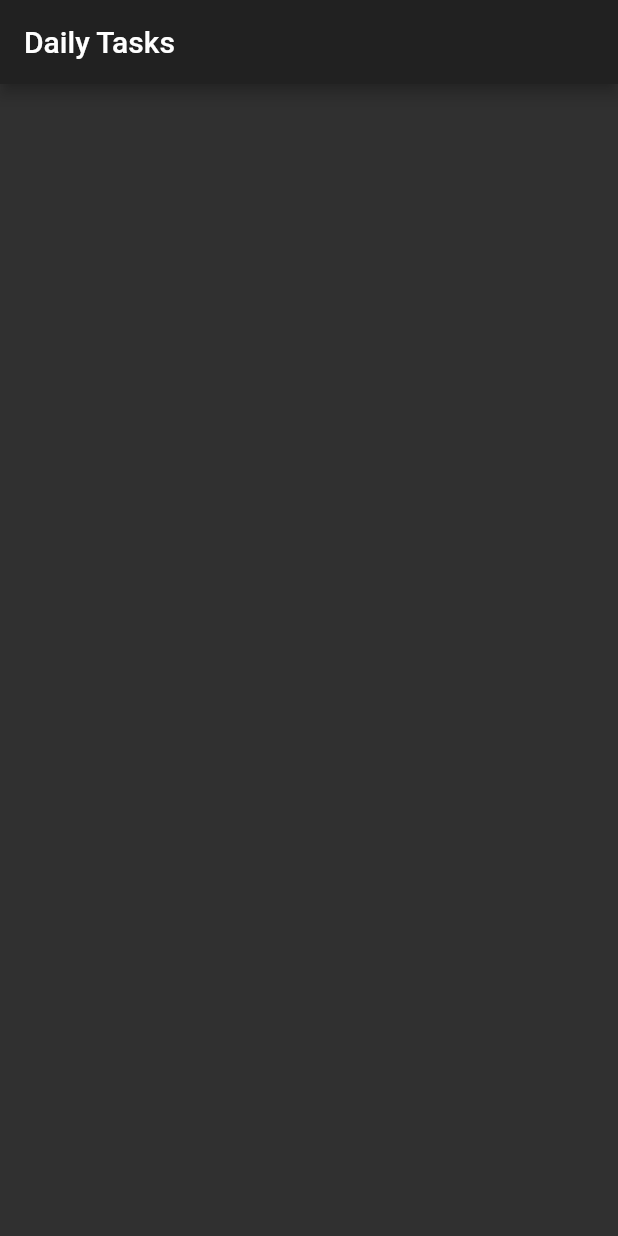
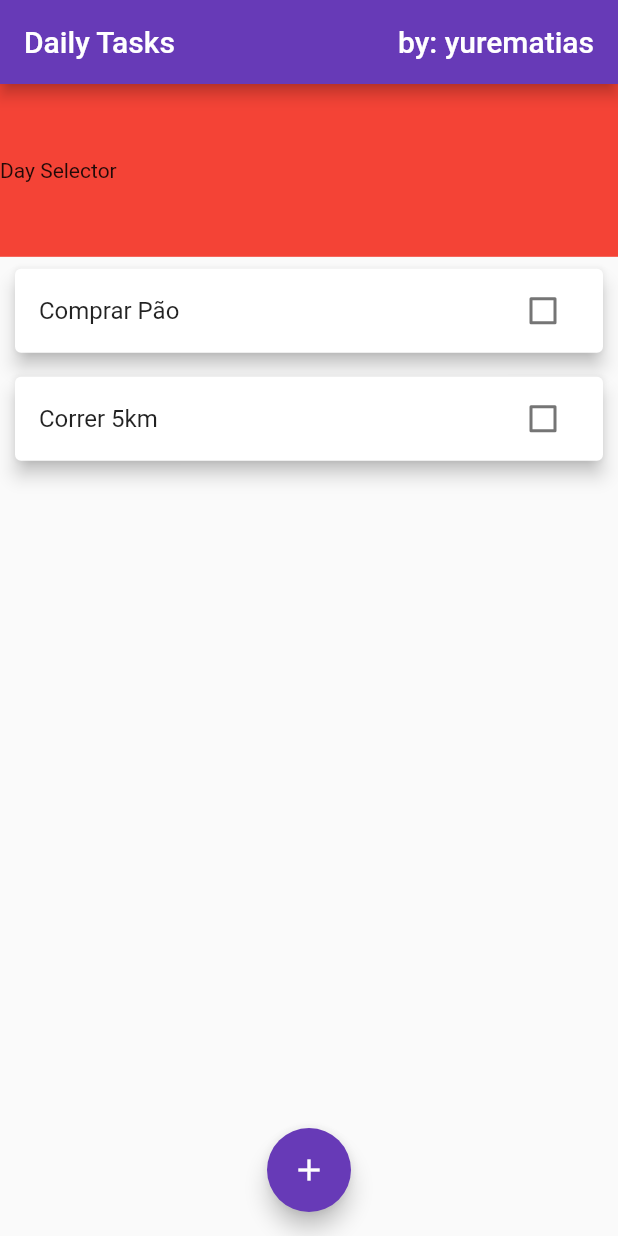
Before and after one commit to yuredev/daily-tasks-app, a Flutter app: the screen it shows after launch, on a phone screen of 412 x 824 dp. Run offline on Flutter 3.47's test engine with Material 2 defaults, Android fonts, the phone set to English and light mode, and no system bars.

Commit message:
first commit

```diff
--- a/lib/app.dart
+++ b/lib/app.dart
@@ -7,7 +7,9 @@ class App extends StatelessWidget {
   Widget build(BuildContext context) {
     return MaterialApp(
       home: HomePage(),
-      theme: ThemeData.dark()
+      theme: ThemeData(
+        primarySwatch: Colors.deepPurple,
+      ),
     );
   }
 }
--- /dev/null
+++ b/lib/models/task.dart
@@ -0,0 +1,17 @@
+import 'package:flutter/foundation.dart';
+
+class Task {
+  String title;
+  bool wasFinished;
+  String description;
+  DateTime date;
+  String id;
+
+  Task({
+    @required this.id,
+    @required this.title,
+    @required this.date,
+    this.description,
+    this.wasFinished,
+  });
+}
--- /dev/null
+++ b/lib/utils.dart
@@ -0,0 +1,7 @@
+class Utils {
+  static bool compareDates(DateTime date1, DateTime date2) {
+    return date1.day == date2.day &&
+        date1.month == date2.month &&
+        date1.year == date2.year;
+  }
+}
--- /dev/null
+++ b/lib/widgets/adaptative/adaptative_app_bar.dart
@@ -0,0 +1,42 @@
+import 'package:flutter/material.dart';
+import 'package:flutter/cupertino.dart';
+import 'dart:io';
+
+class AdaptativeAppBar extends StatelessWidget implements PreferredSizeWidget {
+  final Widget title;
+  final List<Widget> actions;
+
+  AdaptativeAppBar({
+    this.title,
+    this.actions,
+  });
+
+  @override
+  PreferredSizeWidget build(BuildContext context) {
+    final appPresentation = Row(
+      mainAxisAlignment: MainAxisAlignment.spaceBetween,
+      children: [
+        Text('Daily Tasks'),
+        Text('by: yurematias'),
+      ],
+    );
+    final PreferredSizeWidget appBar = Platform.isAndroid
+        ? AppBar(
+            backgroundColor: Theme.of(context).primaryColor,
+            title: appPresentation,
+            actions: this.actions != null ? this.actions : [],
+          )
+        : CupertinoNavigationBar(
+            middle: appPresentation,
+            trailing: Row(
+              mainAxisSize: MainAxisSize.min,
+              children: this.actions != null ? this.actions : [],
+            ),
+          );
+
+    return appBar;
+  }
+
+  @override
+  Size get preferredSize => Size.fromHeight(kToolbarHeight);
+}
--- /dev/null
+++ b/lib/widgets/adaptative/adaptative_text_field.dart
@@ -0,0 +1,33 @@
+import 'package:flutter/material.dart';
+import 'package:flutter/cupertino.dart';
+import 'dart:io';
+
+class AdaptativeTextField extends StatelessWidget {
+
+  final String fieldName;
+  final TextEditingController controller;
+  final TextInputType textInputType;
+  final void Function() onSubmit;
+
+  AdaptativeTextField({
+    @required this.fieldName,
+    @required this.controller,
+    this.textInputType,
+    this.onSubmit,
+  });
+
+  @override
+  Widget build(BuildContext context) {
+    return Platform.isAndroid ? TextField(
+      controller: this.controller,
+      keyboardType: this.textInputType,
+      decoration: InputDecoration(
+        labelText: this.fieldName,
+      ),
+    ) : CupertinoTextField(
+      controller: this.controller,
+      placeholder: this.fieldName,
+      keyboardType: this.textInputType,
+    );
+  }
+}
--- /dev/null
+++ b/lib/widgets/day_selector.dart
@@ -0,0 +1,15 @@
+import 'package:flutter/material.dart';
+
+class DaySelector extends StatelessWidget {
+  @override
+  Widget build(BuildContext context) {
+    return Container(
+      color: Colors.red,
+      child: Row(
+        children: [
+          Text('Day Selector'),
+        ],
+      ),
+    );
+  }
+}
--- /dev/null
+++ b/lib/widgets/day_task_widget.dart
@@ -0,0 +1,30 @@
+import 'package:daily_tasks_app/models/task.dart';
+import 'package:flutter/material.dart';
+
+class DayTaskWidget extends StatelessWidget {
+  final Task task;
+  final void Function(Task, bool) onTaskCheck;
+
+  DayTaskWidget({
+    this.task,
+    this.onTaskCheck,
+  });
+
+  @override
+  Widget build(BuildContext context) {
+    return Card(
+      margin: EdgeInsets.symmetric(
+        horizontal: 10,
+        vertical: 8,
+      ),
+      elevation: 5,
+      child: ListTile(
+        title: Text(task.title),
+        trailing: Checkbox(
+          value: task.wasFinished,
+          onChanged: (newBool) => onTaskCheck(task, newBool),
+        ),
+      ),
+    );
+  }
+}
--- /dev/null
+++ b/lib/widgets/day_tasks.dart
@@ -0,0 +1,24 @@
+import 'package:daily_tasks_app/models/task.dart';
+import 'package:daily_tasks_app/widgets/day_task_widget.dart';
+import 'package:flutter/material.dart';
+
+class DayTasks extends StatelessWidget {
+  final List<Task> dayTasks;
+  final void Function(Task, bool) onTaskCheck;
+
+  DayTasks({
+    this.dayTasks,
+    this.onTaskCheck,
+  });
+
+  @override
+  Widget build(BuildContext context) {
+    return ListView.builder(
+      itemCount: this.dayTasks.length,
+      itemBuilder: (ctx, index) => DayTaskWidget(
+        task: this.dayTasks[index],
+        onTaskCheck: onTaskCheck,
+      ),
+    );
+  }
+}
--- a/lib/widgets/home_page.dart
+++ b/lib/widgets/home_page.dart
@@ -1,6 +1,13 @@
+import 'package:daily_tasks_app/widgets/adaptative/adaptative_app_bar.dart';
+import 'package:daily_tasks_app/widgets/day_selector.dart';
+import 'package:daily_tasks_app/widgets/tasks_form.dart';
 import 'package:flutter/cupertino.dart';
 import 'package:flutter/material.dart';
 import 'dart:io';
+import 'dart:math';
+import '../models/task.dart';
+import 'day_tasks.dart';
+import '../utils.dart';
 
 class HomePage extends StatefulWidget {
   @override
@@ -10,15 +17,96 @@ class HomePage extends StatefulWidget {
 }
 
 class _HomePageState extends State<HomePage> {
+  final List<Task> _allTasks = [
+    Task(
+      title: 'Comprar Pão',
+      id: Random().nextDouble().toString(),
+      description: 'Comprar pão na padaria de fulano',
+      wasFinished: false,
+      date: DateTime.now(),
+    ),
+    Task(
+      title: 'Correr 5km',
+      id: Random().nextDouble().toString(),
+      description: 'Correr feito um condenado',
+      wasFinished: false,
+      date: DateTime.now(),
+    ),
+    Task(
+      title: 'Estudar Flutter',
+      id: Random().nextDouble().toString(),
+      description: 'Estudar 2 horas de Flutter',
+      wasFinished: false,
+      date: DateTime.now().add(
+        Duration(days: 3),
+      ),
+    ),
+    Task(
+      title: 'Ir para academia',
+      id: Random().nextDouble().toString(),
+      description: 'Treinar dorsal e bíceps',
+      wasFinished: false,
+      date: DateTime.now().add(
+        Duration(days: 2),
+      ),
+    ),
+  ];
+
+  DateTime _selectedDate = DateTime.now();
+
+  void setTaskFinishedStatus(Task task, bool isFinished) {
+    setState(() => task.wasFinished = isFinished);
+  }
+
+  List<Task> get _tasksOfSelectedDate {
+    return _allTasks
+        .where((task) => Utils.compareDates(task.date, _selectedDate))
+        .toList();
+  }
+
   @override
   Widget build(BuildContext context) {
-    return Platform.isIOS ? CupertinoPageScaffold(
-      child: null
-    ) : Scaffold(
-      body: Container(),
-      appBar: AppBar(
-        title: Text('Daily Tasks'),
-      ),
-    );
+    final PreferredSizeWidget adaptativeAppBar = AdaptativeAppBar();
+    final double totalAppHeight = MediaQuery.of(context).size.height;
+    final double statusBarHeight = MediaQuery.of(context).padding.top;
+    final double appBarHeight = adaptativeAppBar.preferredSize.height;
+    final double avaliableHeight =
+        totalAppHeight - statusBarHeight - appBarHeight;
+
+    return Platform.isIOS
+        ? CupertinoPageScaffold(child: null)
+        : Scaffold(
+            appBar: AdaptativeAppBar(),
+            body: SafeArea(
+              child: SingleChildScrollView(
+                child: Column(
+                  children: [
+                    Container(
+                      height: avaliableHeight * 0.15,
+                      child: DaySelector(),
+                    ),
+                    Container(
+                      height: avaliableHeight * 0.85,
+                      child: DayTasks(
+                        dayTasks: _tasksOfSelectedDate,
+                        onTaskCheck: setTaskFinishedStatus,
+                      ),
+                    ),
+                  ],
+                ),
+              ),
+            ),
+            floatingActionButton: Platform.isAndroid ? FloatingActionButton(
+              child: Icon(Icons.add),
+              onPressed: () {
+                showModalBottomSheet(
+                  context: context,
+                  builder: (context) => TasksForm(),
+                );
+              },
+            ) : Container(),
+            floatingActionButtonLocation:
+                FloatingActionButtonLocation.centerFloat,
+          );
   }
 }
--- /dev/null
+++ b/lib/widgets/tasks_form.dart
@@ -0,0 +1,25 @@
+import 'package:flutter/material.dart';
+import './adaptative/adaptative_text_field.dart';
+
+class TasksForm extends StatefulWidget {
+  @override
+  _TasksFormState createState() => _TasksFormState();
+}
+
+class _TasksFormState extends State<TasksForm> {
+  final taskTitle = TextEditingController();
+  final taskDescription = TextEditingController();
+  final _selectedDate = DateTime.now();
+
+  @override
+  Widget build(BuildContext context) {
+    return Card(
+      elevation: 5,
+      child: Column(
+        children: [
+          AdaptativeTextField(),
+        ],
+      ),
+    );
+  }
+}
```
Also changed, not shown: daily-tasks-app.png (added).
